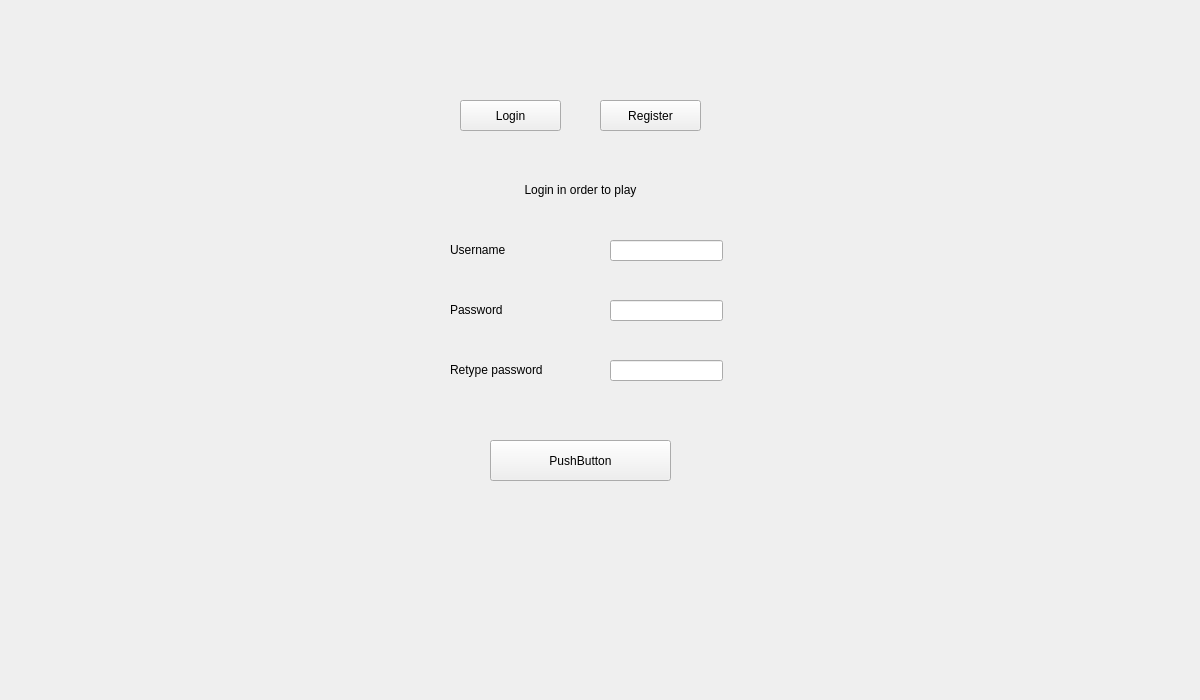
This is Client/Client/Client/LoginPage.ui in ElenaLaura366/ProjectModernCpp as Qt 5 draws it before an edit. The edited form follows.
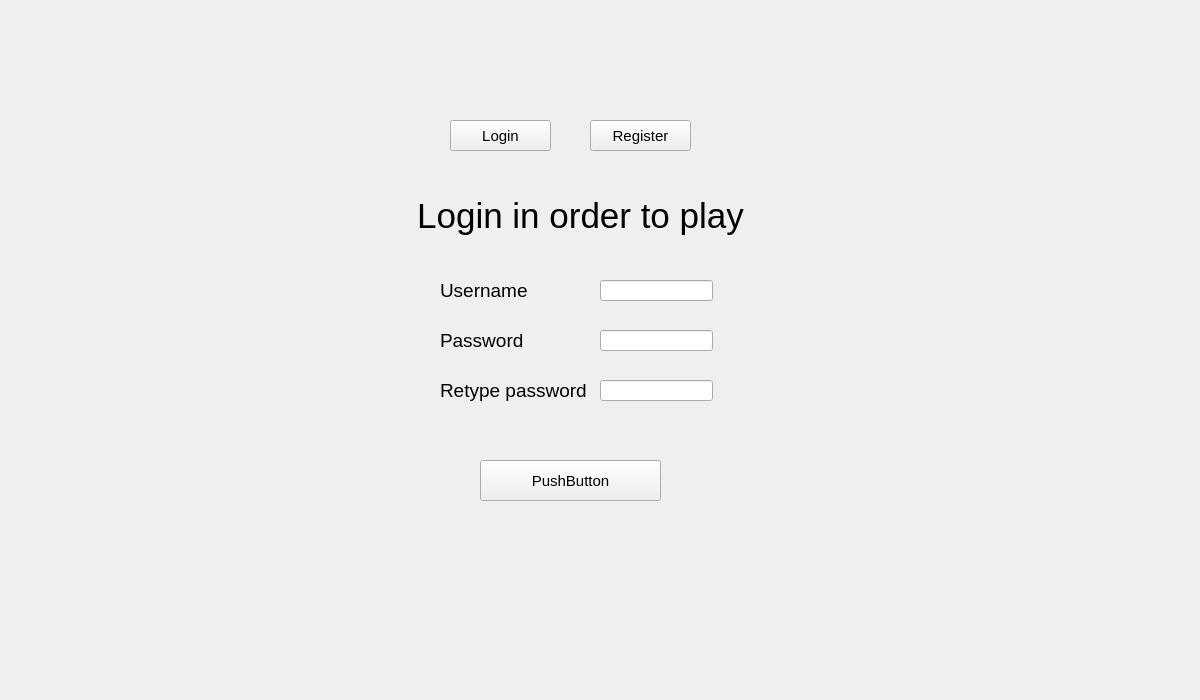
This is the edited form.

Commit message: made chat desabled for drawing player, ui work

The edit to the form file:
```diff
--- a/Client/Client/Client/LoginPage.ui
+++ b/Client/Client/Client/LoginPage.ui
@@ -16,12 +16,17 @@
   <widget class="QPushButton" name="btnRegister">
    <property name="geometry">
     <rect>
-     <x>600</x>
-     <y>100</y>
+     <x>590</x>
+     <y>120</y>
      <width>101</width>
      <height>31</height>
     </rect>
    </property>
+   <property name="font">
+    <font>
+     <pointsize>11</pointsize>
+    </font>
+   </property>
    <property name="text">
     <string>Register</string>
    </property>
@@ -29,12 +34,17 @@
   <widget class="QLabel" name="labelUserame">
    <property name="geometry">
     <rect>
-     <x>450</x>
-     <y>240</y>
+     <x>440</x>
+     <y>280</y>
      <width>111</width>
      <height>20</height>
     </rect>
    </property>
+   <property name="font">
+    <font>
+     <pointsize>14</pointsize>
+    </font>
+   </property>
    <property name="text">
     <string>Username</string>
    </property>
@@ -42,12 +52,17 @@
   <widget class="QLabel" name="labelPsw">
    <property name="geometry">
     <rect>
-     <x>450</x>
-     <y>300</y>
+     <x>440</x>
+     <y>330</y>
      <width>101</width>
      <height>20</height>
     </rect>
    </property>
+   <property name="font">
+    <font>
+     <pointsize>14</pointsize>
+    </font>
+   </property>
    <property name="text">
     <string>Password</string>
    </property>
@@ -55,12 +70,17 @@
   <widget class="QPushButton" name="btnProceed">
    <property name="geometry">
     <rect>
-     <x>490</x>
-     <y>440</y>
+     <x>480</x>
+     <y>460</y>
      <width>181</width>
      <height>41</height>
     </rect>
    </property>
+   <property name="font">
+    <font>
+     <pointsize>11</pointsize>
+    </font>
+   </property>
    <property name="text">
     <string>PushButton</string>
    </property>
@@ -68,8 +88,8 @@
   <widget class="QLineEdit" name="inputUsername">
    <property name="geometry">
     <rect>
-     <x>610</x>
-     <y>240</y>
+     <x>600</x>
+     <y>280</y>
      <width>113</width>
      <height>21</height>
     </rect>
@@ -84,8 +104,8 @@
   <widget class="QLineEdit" name="inputPassword">
    <property name="geometry">
     <rect>
-     <x>610</x>
-     <y>300</y>
+     <x>600</x>
+     <y>330</y>
      <width>113</width>
      <height>21</height>
     </rect>
@@ -94,12 +114,17 @@
   <widget class="QPushButton" name="btnLogin">
    <property name="geometry">
     <rect>
-     <x>460</x>
-     <y>100</y>
+     <x>450</x>
+     <y>120</y>
      <width>101</width>
      <height>31</height>
     </rect>
    </property>
+   <property name="font">
+    <font>
+     <pointsize>11</pointsize>
+    </font>
+   </property>
    <property name="text">
     <string>Login</string>
    </property>
@@ -107,12 +132,17 @@
   <widget class="QLabel" name="title">
    <property name="geometry">
     <rect>
-     <x>460</x>
-     <y>180</y>
-     <width>241</width>
-     <height>20</height>
+     <x>270</x>
+     <y>170</y>
+     <width>621</width>
+     <height>91</height>
     </rect>
    </property>
+   <property name="font">
+    <font>
+     <pointsize>26</pointsize>
+    </font>
+   </property>
    <property name="text">
     <string>Login in order to play</string>
    </property>
@@ -123,8 +153,8 @@
   <widget class="QLineEdit" name="inputPasswordConfirm">
    <property name="geometry">
     <rect>
-     <x>610</x>
-     <y>360</y>
+     <x>600</x>
+     <y>380</y>
      <width>113</width>
      <height>21</height>
     </rect>
@@ -136,12 +166,17 @@
   <widget class="QLabel" name="labelPswConf">
    <property name="geometry">
     <rect>
-     <x>450</x>
-     <y>360</y>
-     <width>101</width>
-     <height>20</height>
+     <x>440</x>
+     <y>380</y>
+     <width>151</width>
+     <height>21</height>
     </rect>
    </property>
+   <property name="font">
+    <font>
+     <pointsize>14</pointsize>
+    </font>
+   </property>
    <property name="text">
     <string>Retype password</string>
    </property>
```
The commit also changes 6 other files.
